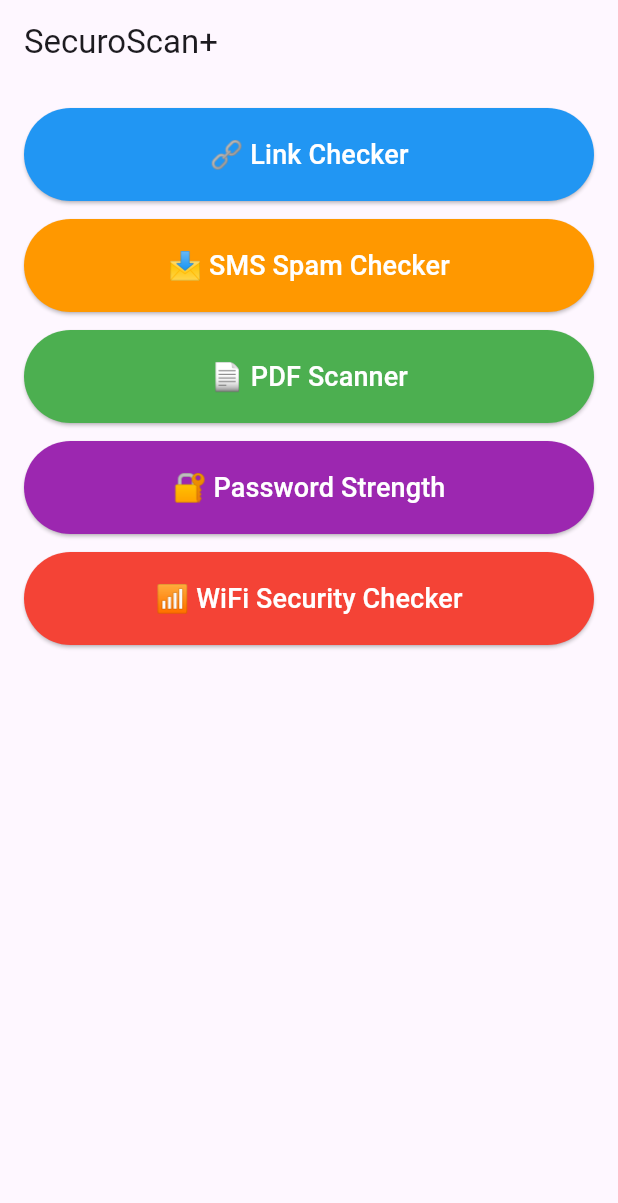
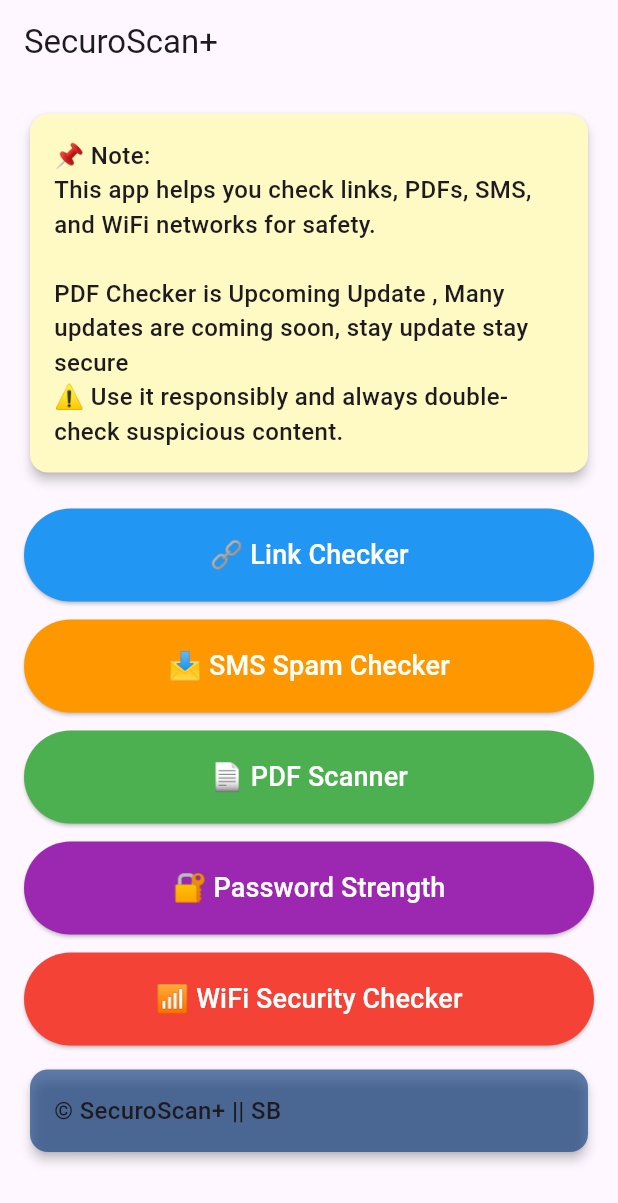
Before and after one commit to sayanbarman01/SecuroScan, a Flutter app: the screen it shows after launch, on a phone screen of 412 x 824 dp. Shown: the top 1203 px of the screen. Run offline on Flutter 3.47's test engine with Material 3 defaults, Android fonts, the phone set to English and light mode, and no system bars; our stand-ins replace flutter_dotenv; missing offline and left inert: network_info_plus.

Commit message:
Fix link checker

```diff
--- a/lib/main.dart
+++ b/lib/main.dart
@@ -2,43 +2,24 @@ import 'package:flutter/material.dart';
 import 'package:flutter_dotenv/flutter_dotenv.dart';
 import 'screens/splash_screen.dart';
 
-void main() {
+Future<void> main() async {
+  // Ensure Flutter engine bindings are initialized before async work
   WidgetsFlutterBinding.ensureInitialized();
+
+  // Load env file once
+  await dotenv.load(fileName: "api.env");
+
   runApp(MyApp());
 }
 
-
 class MyApp extends StatelessWidget {
-  final Future<void> _loadEnv = dotenv.load(fileName: ".env");
-
   @override
   Widget build(BuildContext context) {
-    return FutureBuilder(
-      future: _loadEnv,
-      builder: (context, snapshot) {
-        if (snapshot.connectionState == ConnectionState.done) {
-          return MaterialApp(
-            title: 'SecuroScan+',
-            debugShowCheckedModeBanner: false,
-            theme: ThemeData(primarySwatch: Colors.indigo),
-            home: SplashScreen(),
-          );
-        } else if (snapshot.hasError) {
-  return MaterialApp(
-    home: Scaffold(
-      body: Center(child: Text('Error loading .env: ${snapshot.error}')),
-    ),
-  );
-}
-         else {
-          // Loading screen while env loads
-          return MaterialApp(
-            home: Scaffold(
-              body: Center(child: CircularProgressIndicator()),
-            ),
-          );
-        }
-      },
+    return MaterialApp(
+      title: 'SecuroScan+',
+      debugShowCheckedModeBanner: false,
+      theme: ThemeData(primarySwatch: Colors.indigo),
+      home: SplashScreen(),
     );
   }
 }
--- a/lib/screens/home_screen.dart
+++ b/lib/screens/home_screen.dart
@@ -1,7 +1,7 @@
 import 'package:flutter/material.dart';
 import 'link_checker_screen.dart';
 import 'sms_checker_screen.dart';
-import 'pdf_scanner_screen.dart';
+/*import 'pdf_scanner_screen.dart';*/
 import 'password_checker_screen.dart';
 import 'wifi_checker_screen.dart';
 
@@ -19,7 +19,7 @@ class HomeScreen extends StatelessWidget {
     },
     {
       "title": "📄 PDF Scanner",
-      "screen": PdfScannerScreen(),
+      /*"screen": PdfScannerScreen(),*/
       "color": Colors.green
     },
     {
@@ -40,12 +40,32 @@ class HomeScreen extends StatelessWidget {
       appBar: AppBar(title: Text('SecuroScan+')),
       body: Padding(
         padding: const EdgeInsets.all(16.0),
-        child: ListView.separated(
-          itemCount: features.length,
-          separatorBuilder: (_, __) => SizedBox(height: 12),
-          itemBuilder: (context, index) {
-            final feature = features[index];
-            return ElevatedButton(
+        child: ListView(
+          children: [
+            // ✅ Note Section
+            Card(
+              color: Colors.yellow[100],
+              elevation: 3,
+              shape: RoundedRectangleBorder(
+                borderRadius: BorderRadius.circular(12),
+              ),
+              child: Padding(
+                padding: const EdgeInsets.all(16.0),
+                child: Text(
+                  "📌 Note:\nThis app helps you check links, PDFs, SMS, and WiFi networks for safety.\n\n"
+                  "PDF Checker is Upcoming Update , Many updates are coming soon, stay update stay secure\n"
+                  "⚠️ Use it responsibly and always double-check suspicious content.",
+                  style: TextStyle(fontSize: 16, fontWeight: FontWeight.w500),
+                ),
+              ),
+            ),
+
+            SizedBox(height: 20),
+
+            // ✅ Feature Buttons
+            ...features.map((feature) => Padding(
+                  padding: const EdgeInsets.only(bottom: 12),
+                  child: ElevatedButton(
                     style: ElevatedButton.styleFrom(
                       backgroundColor: feature['color'],
                       padding: EdgeInsets.symmetric(vertical: 18),
@@ -60,8 +80,25 @@ class HomeScreen extends StatelessWidget {
                       feature['title'],
                       style: TextStyle(fontSize: 18, color: Colors.white),
                     ),
-            );
-          },
+                  ),
+                )),
+             // ✅ Note Section
+            Card(
+              color: const Color.fromARGB(173, 22, 67, 130),
+              elevation: 3,
+              shape: RoundedRectangleBorder(
+                borderRadius: BorderRadius.circular(12),
+              ),
+              child: Padding(
+                padding: const EdgeInsets.all(16.0),
+                child: Text(
+                  "© SecuroScan+ || SB",
+                  style: TextStyle(fontSize: 16, fontWeight: FontWeight.w500),
+                ),
+              ),
+            ),
+
+          ],
         ),
       ),
     );
--- a/lib/screens/pdf_scanner_screen.dart
+++ b/lib/screens/pdf_scanner_screen.dart
@@ -1,4 +1,4 @@
-import 'dart:typed_data';
+/*import 'dart:typed_data';
 import 'dart:convert';
 import 'package:flutter/foundation.dart' show kIsWeb;
 import 'package:flutter/material.dart';
@@ -121,3 +121,4 @@ class _PdfScannerScreenState extends State<PdfScannerScreen> {
     );
   }
 }
+*/
```
Also changed, not shown: lib/screens/link_checker_screen.dart (+54 -44 lines), pubspec.yaml (+8 -2 lines), api.env (added), pubspec.lock. Lines whose indentation alone changed are shown as unchanged.
